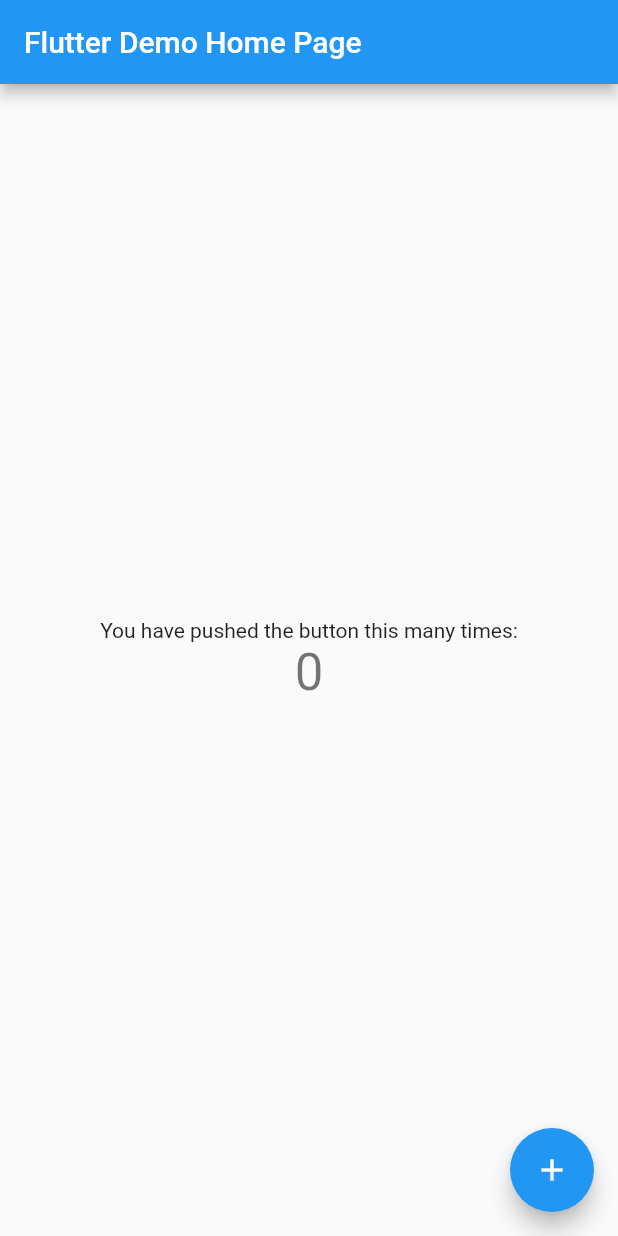
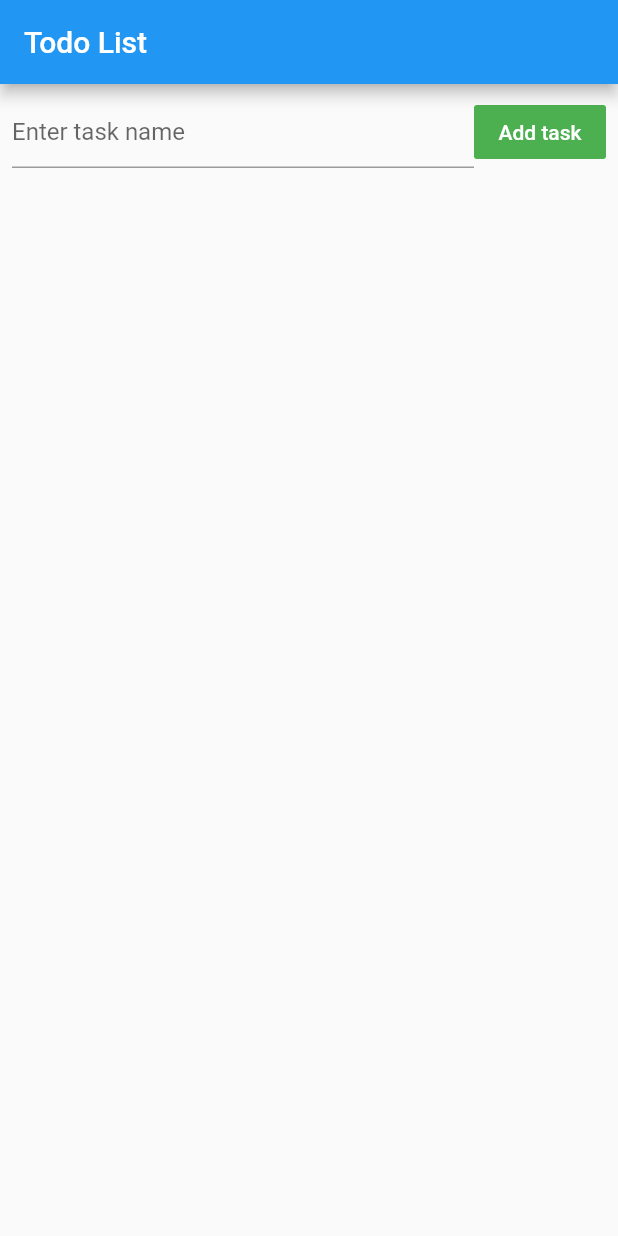
Before and after one commit to Jack-Wong-dev/FlutterProjects, a Flutter app: the screen it shows after launch, on a phone screen of 412 x 824 dp. Run offline on Flutter 3.47's test engine with Material 2 defaults, Android fonts, the phone set to English and light mode, and no system bars; our stand-ins replace cloud_firestore, firebase_core; accounts and stored records are empty.

```diff
--- a/to_do_list/lib/main.dart
+++ b/to_do_list/lib/main.dart
@@ -1,113 +1,19 @@
 import 'package:flutter/material.dart';
+import 'package:firebase_core/firebase_core.dart';
+import 'package:to_do_list/pages/todo_list_page.dart';
 
-void main() {
-  runApp(MyApp());
+void main() async {
+  WidgetsFlutterBinding.ensureInitialized();
+  await Firebase.initializeApp();
+  runApp(App());
 }
 
-class MyApp extends StatelessWidget {
-  // This widget is the root of your application.
+class App extends StatelessWidget {
   @override
   Widget build(BuildContext context) {
     return MaterialApp(
-      title: 'Flutter Demo',
-      theme: ThemeData(
-        // This is the theme of your application.
-        //
-        // Try running your application with "flutter run". You'll see the
-        // application has a blue toolbar. Then, without quitting the app, try
-        // changing the primarySwatch below to Colors.green and then invoke
-        // "hot reload" (press "r" in the console where you ran "flutter run",
-        // or simply save your changes to "hot reload" in a Flutter IDE).
-        // Notice that the counter didn't reset back to zero; the application
-        // is not restarted.
-        primarySwatch: Colors.blue,
-      ),
-      home: MyHomePage(title: 'Flutter Demo Home Page'),
+      home: TodoListPage(),
+      title: "Todo List",
     );
   }
 }
-
-class MyHomePage extends StatefulWidget {
-  MyHomePage({Key key, this.title}) : super(key: key);
-
-  // This widget is the home page of your application. It is stateful, meaning
-  // that it has a State object (defined below) that contains fields that affect
-  // how it looks.
-
-  // This class is the configuration for the state. It holds the values (in this
-  // case the title) provided by the parent (in this case the App widget) and
-  // used by the build method of the State. Fields in a Widget subclass are
-  // always marked "final".
-
-  final String title;
-
-  @override
-  _MyHomePageState createState() => _MyHomePageState();
-}
-
-class _MyHomePageState extends State<MyHomePage> {
-  int _counter = 0;
-
-  void _incrementCounter() {
-    setState(() {
-      // This call to setState tells the Flutter framework that something has
-      // changed in this State, which causes it to rerun the build method below
-      // so that the display can reflect the updated values. If we changed
-      // _counter without calling setState(), then the build method would not be
-      // called again, and so nothing would appear to happen.
-      _counter++;
-    });
-  }
-
-  @override
-  Widget build(BuildContext context) {
-    // This method is rerun every time setState is called, for instance as done
-    // by the _incrementCounter method above.
-    //
-    // The Flutter framework has been optimized to make rerunning build methods
-    // fast, so that you can just rebuild anything that needs updating rather
-    // than having to individually change instances of widgets.
-    return Scaffold(
-      appBar: AppBar(
-        // Here we take the value from the MyHomePage object that was created by
-        // the App.build method, and use it to set our appbar title.
-        title: Text(widget.title),
-      ),
-      body: Center(
-        // Center is a layout widget. It takes a single child and positions it
-        // in the middle of the parent.
-        child: Column(
-          // Column is also a layout widget. It takes a list of children and
-          // arranges them vertically. By default, it sizes itself to fit its
-          // children horizontally, and tries to be as tall as its parent.
-          //
-          // Invoke "debug painting" (press "p" in the console, choose the
-          // "Toggle Debug Paint" action from the Flutter Inspector in Android
-          // Studio, or the "Toggle Debug Paint" command in Visual Studio Code)
-          // to see the wireframe for each widget.
-          //
-          // Column has various properties to control how it sizes itself and
-          // how it positions its children. Here we use mainAxisAlignment to
-          // center the children vertically; the main axis here is the vertical
-          // axis because Columns are vertical (the cross axis would be
-          // horizontal).
-          mainAxisAlignment: MainAxisAlignment.center,
-          children: <Widget>[
-            Text(
-              'You have pushed the button this many times:',
-            ),
-            Text(
-              '$_counter',
-              style: Theme.of(context).textTheme.headline4,
-            ),
-          ],
-        ),
-      ),
-      floatingActionButton: FloatingActionButton(
-        onPressed: _incrementCounter,
-        tooltip: 'Increment',
-        child: Icon(Icons.add),
-      ), // This trailing comma makes auto-formatting nicer for build methods.
-    );
-  }
-}
--- /dev/null
+++ b/to_do_list/lib/pages/todo_list_page.dart
@@ -0,0 +1,72 @@
+import 'package:flutter/material.dart';
+import 'package:cloud_firestore/cloud_firestore.dart';
+
+class TodoListPage extends StatelessWidget {
+  final TextEditingController _controller = TextEditingController();
+
+  void _addTask() {
+    FirebaseFirestore.instance
+        .collection("todos")
+        .add({"title": _controller.text});
+
+    _controller.text = "";
+  }
+
+  Widget _buildList(QuerySnapshot snapshot) {
+    return ListView.builder(
+      itemCount: snapshot.docs.length,
+      itemBuilder: (context, index) {
+        final doc = snapshot.docs[index];
+        final map = doc.data();
+        return ListTile(
+          title: Text(map["title"]),
+        );
+      },
+    );
+  }
+
+  Widget _buildBody(BuildContext context) {
+    return Padding(
+      padding: const EdgeInsets.all(8.0),
+      child: Column(
+        children: [
+          Row(
+            children: [
+              Expanded(
+                  child: TextField(
+                controller: _controller,
+                decoration: InputDecoration(hintText: "Enter task name"),
+              )),
+              FlatButton(
+                color: Colors.green,
+                onPressed: _addTask,
+                child: Text(
+                  "Add task",
+                  style: TextStyle(color: Colors.white),
+                ),
+              )
+            ],
+          ),
+          StreamBuilder<QuerySnapshot>(
+            stream: FirebaseFirestore.instance.collection("todos").snapshots(),
+            builder: (context, snapshot) {
+              if (!snapshot.hasData) return LinearProgressIndicator();
+
+              return Expanded(child: _buildList(snapshot.data));
+            },
+          )
+        ],
+      ),
+    );
+  }
+
+  @override
+  Widget build(BuildContext context) {
+    return Scaffold(
+      appBar: AppBar(
+        title: Text("Todo List"),
+      ),
+      body: _buildBody(context),
+    );
+  }
+}
```
Also changed, not shown: 9 other files.
